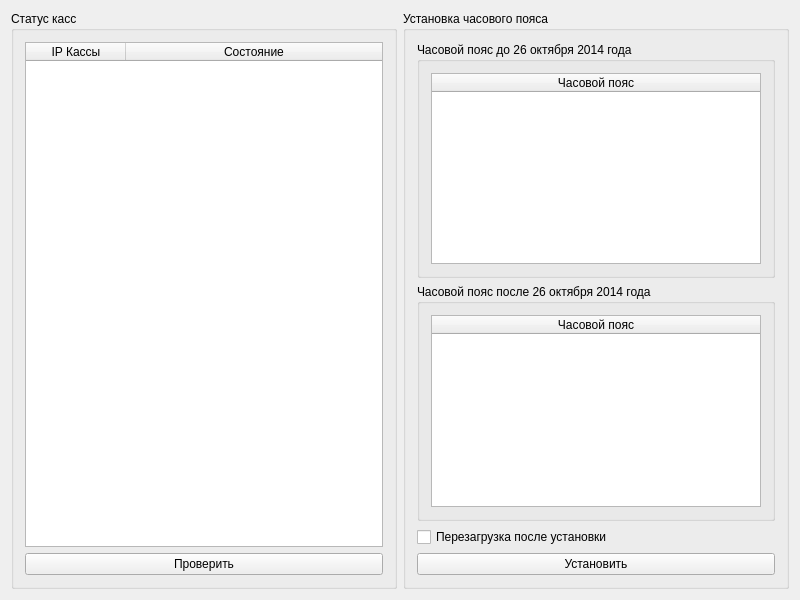
First picture: the form in mainwidget.ui, repository axisd/ukmtime, before the edit.
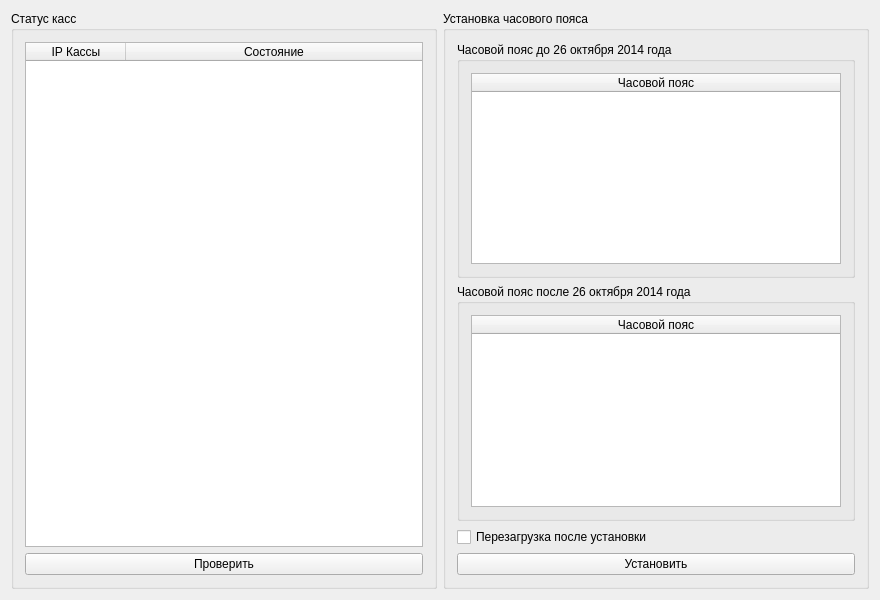
Second picture: the form after the edit.

```diff
--- a/mainwidget.ui
+++ b/mainwidget.ui
@@ -6,7 +6,7 @@
    <rect>
     <x>0</x>
     <y>0</y>
-    <width>800</width>
+    <width>880</width>
     <height>600</height>
    </rect>
   </property>
```
